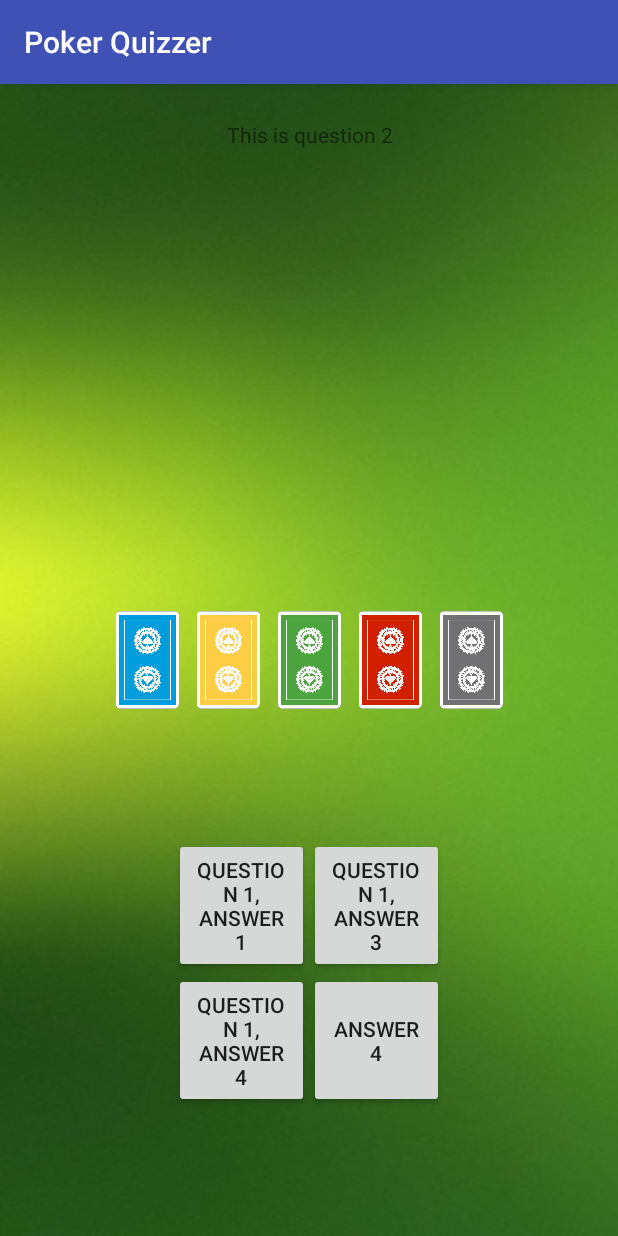
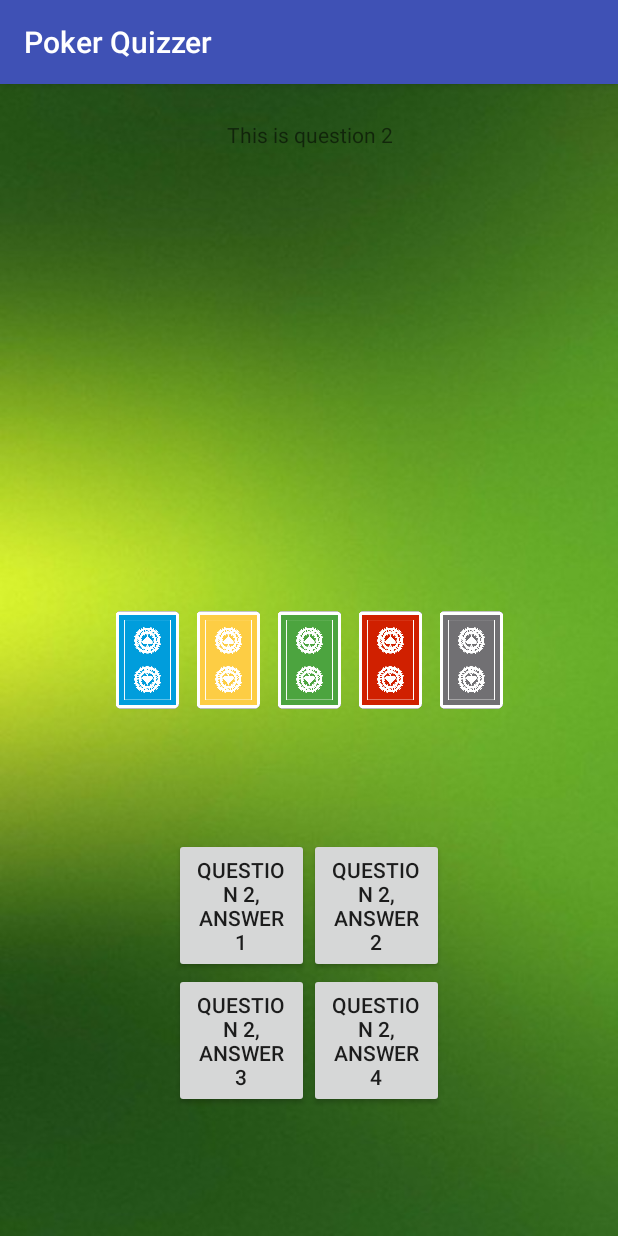
Before and after one commit to ericreinke/PokerQuizzer, an Android app: the PlayActivity screen opened directly, with no data from a screen before it, on a phone screen of 412 x 824 dp. Run offline under Robolectric (Android 15) with nearby library versions, the phone set to English and light mode, and no system bars.

Commit message:
Fixed answers[] out of bounds

```diff
--- a/app/src/main/java/com/example/ericr/pokerquizzer/PlayActivity.java
+++ b/app/src/main/java/com/example/ericr/pokerquizzer/PlayActivity.java
@@ -31,24 +31,25 @@ public class PlayActivity extends AppCompatActivity {
         Button thirdAnswerBtn = (Button) findViewById(R.id.thirdAnswerBtn);
         Button fourthAnswerBtn = (Button) findViewById(R.id.fourthAnswerBtn);
 
+
         questionTextView.setText(questions[randomQuestion]);
-        if(randomQuestion==1){
+        if(randomQuestion==0) {
             firstAnswerBtn.setText(questionOneAnswers[0]);
-            secondAnswerBtn.setText(questionOneAnswers[2]);
-            thirdAnswerBtn.setText(questionOneAnswers[3]);
-            fourthAnswerBtn.setText(questionOneAnswers[4]);
+            secondAnswerBtn.setText(questionOneAnswers[1]);
+            thirdAnswerBtn.setText(questionOneAnswers[2]);
+            fourthAnswerBtn.setText(questionOneAnswers[3]);
         }
-        if(randomQuestion==2){
+        else if(randomQuestion==1){
             firstAnswerBtn.setText(questionTwoAnswers[0]);
-            secondAnswerBtn.setText(questionTwoAnswers[2]);
-            thirdAnswerBtn.setText(questionTwoAnswers[3]);
-            fourthAnswerBtn.setText(questionTwoAnswers[4]);
+            secondAnswerBtn.setText(questionTwoAnswers[1]);
+            thirdAnswerBtn.setText(questionTwoAnswers[2]);
+            fourthAnswerBtn.setText(questionTwoAnswers[3]);
         }
-        if(randomQuestion==3){
+        else if(randomQuestion==2){
             firstAnswerBtn.setText(questionThreeAnswers[0]);
-            secondAnswerBtn.setText(questionThreeAnswers[2]);
-            thirdAnswerBtn.setText(questionThreeAnswers[3]);
-            fourthAnswerBtn.setText(questionThreeAnswers[4]);
+            secondAnswerBtn.setText(questionThreeAnswers[1]);
+            thirdAnswerBtn.setText(questionThreeAnswers[2]);
+            fourthAnswerBtn.setText(questionThreeAnswers[3]);
         }
 
 
```
